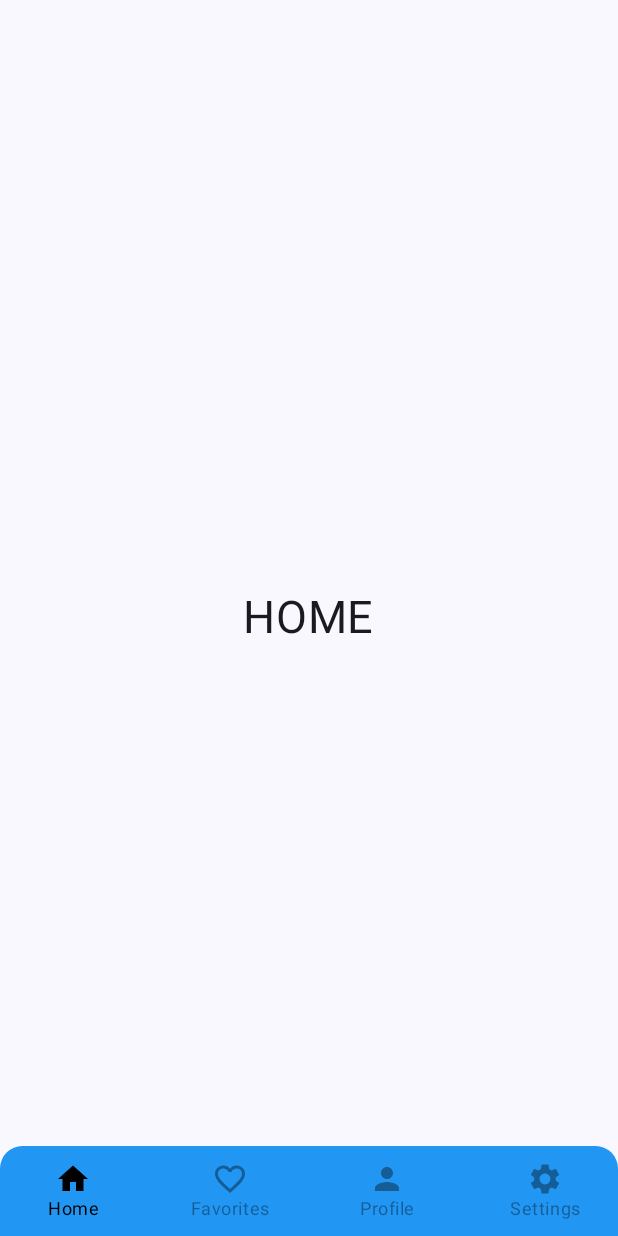
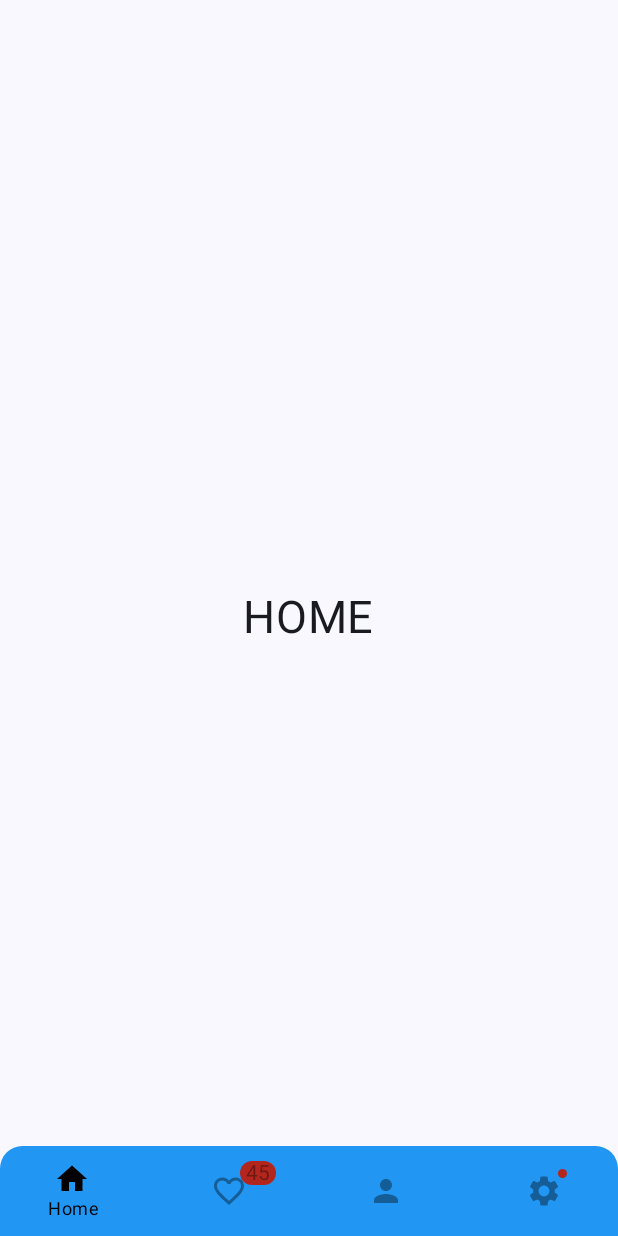
Before and after one commit to alejandro342/BottomNavBar, an Android app built with Jetpack Compose: the screen it shows after launch (MainActivity), on a phone screen of 412 x 824 dp. Run offline under Robolectric (Android 15) with nearby library versions, the phone set to English and light mode, and no system bars.

Commit message:
notificaciones
Se agrego un  Badge para mostrar notificaciones.

Co-Authored-By: Alejandro Ambrosio <67438573+alejandro342@users.noreply.github.com>

```diff
--- a/app/src/main/java/com/alejandro_dev_links/bottomnavbar/presentation/mycomponents/bottombar/components/UserBottomBarItem.kt
+++ b/app/src/main/java/com/alejandro_dev_links/bottomnavbar/presentation/mycomponents/bottombar/components/UserBottomBarItem.kt
@@ -1,15 +1,17 @@
 package com.alejandro_dev_links.bottomnavbar.presentation.mycomponents.bottombar.components
 
 import androidx.compose.foundation.layout.RowScope
-import androidx.compose.foundation.shape.RoundedCornerShape
+import androidx.compose.foundation.layout.padding
+import androidx.compose.material.BadgedBox
 import androidx.compose.material.BottomNavigationItem
 import androidx.compose.material.ContentAlpha
 import androidx.compose.material.Icon
 import androidx.compose.material.LocalContentColor
 import androidx.compose.material.Text
+import androidx.compose.material3.Badge
+import androidx.compose.material3.ExperimentalMaterial3Api
 import androidx.compose.runtime.Composable
 import androidx.compose.ui.Modifier
-import androidx.compose.ui.draw.clip
 import androidx.compose.ui.unit.dp
 import androidx.navigation.NavDestination
 import androidx.navigation.NavDestination.Companion.hierarchy
@@ -17,16 +19,30 @@ import androidx.navigation.NavGraph.Companion.findStartDestination
 import androidx.navigation.NavHostController
 import com.alejandro_dev_links.bottomnavbar.presentation.navigation.screen.user.UserScreen
 
+@OptIn(ExperimentalMaterial3Api::class)
 @Composable
 fun RowScope.UserBottomBarItem(
     screen: UserScreen,
     currentDestination: NavDestination?,
     navController: NavHostController
 ) {
-    BottomNavigationItem(modifier = Modifier
-        .clip(RoundedCornerShape(topStart = 15.dp, topEnd = 15.dp)),
+    BottomNavigationItem(modifier = Modifier,
         label = { Text(text = screen.title) },
-        icon = { Icon(imageVector = screen.icon, contentDescription = "icono") },
+        alwaysShowLabel = false,
+        icon = {
+            BadgedBox(modifier = Modifier.padding(start = 25.dp), badge = {
+                if (screen.badgeCount != null) {
+                    Badge {
+                        Text(text = screen.badgeCount.toString())
+                    }
+                } else if (screen.hasNews) {
+                    Badge()
+                }
+            }) {
+
+            }
+            Icon(imageVector = screen.icon, contentDescription = "icono")
+        },
         selected = currentDestination?.hierarchy?.any {
             it.route == screen.route
         } == true,
--- a/app/src/main/java/com/alejandro_dev_links/bottomnavbar/presentation/navigation/screen/user/UserScreen.kt
+++ b/app/src/main/java/com/alejandro_dev_links/bottomnavbar/presentation/navigation/screen/user/UserScreen.kt
@@ -7,30 +7,42 @@ import androidx.compose.material.icons.filled.Settings
 import androidx.compose.material.icons.outlined.FavoriteBorder
 import androidx.compose.ui.graphics.vector.ImageVector
 
-sealed class UserScreen(val route: String, val title: String, val icon: ImageVector) {
+sealed class UserScreen(
+    val route: String,
+    val title: String,
+    val icon: ImageVector,
+    val hasNews: Boolean,
+    val badgeCount: Int? = null
+) {
 
 
     object Home : UserScreen(
         route = "user/home",
         title = "Home",
-        icon = Icons.Default.Home
+        icon = Icons.Default.Home,
+        hasNews = false,
+        badgeCount = null
     )
 
     object Favorites : UserScreen(
         route = "user/favorites",
         title = "Favorites",
-        icon = Icons.Outlined.FavoriteBorder
+        icon = Icons.Outlined.FavoriteBorder,
+        hasNews = true,
+        badgeCount = 45
     )
 
     object Profile : UserScreen(
         route = "user/profile",
         title = "Profile",
-        icon = Icons.Default.Person
+        icon = Icons.Default.Person,
+        hasNews = false
     )
 
     object Settings : UserScreen(
         route = "user/settings",
         title = "Settings",
-        icon = Icons.Default.Settings
+        icon = Icons.Default.Settings,
+        hasNews = true
     )
 }
```
